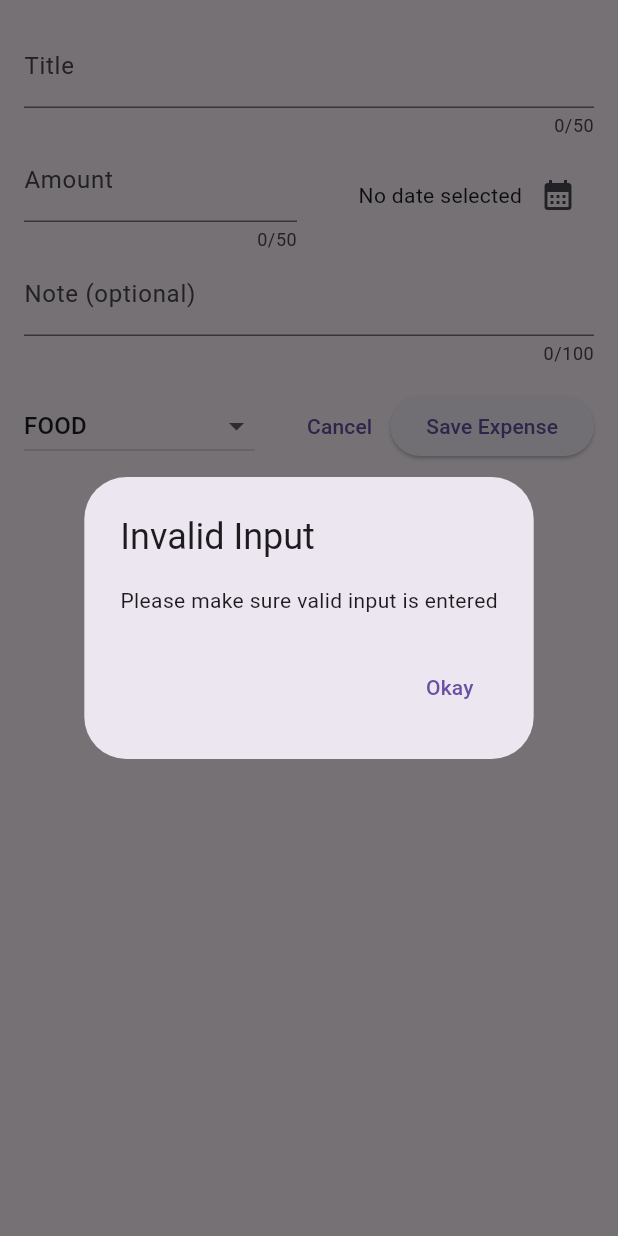
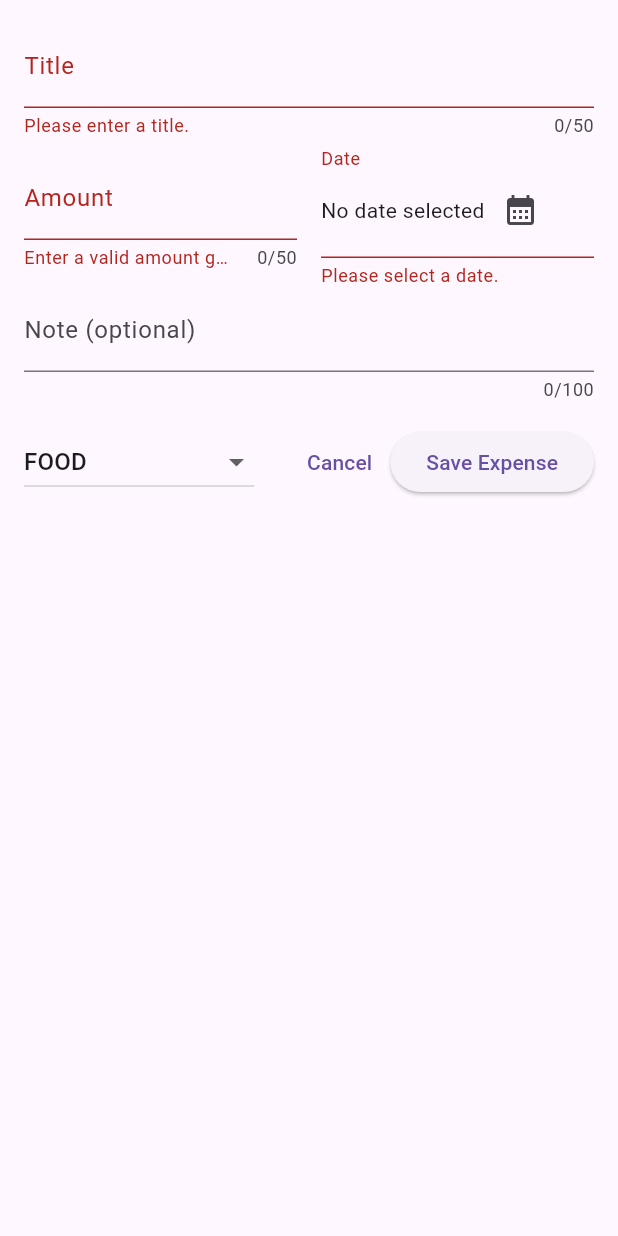
Before and after one commit to cansatir/cs310-project, a Flutter app: the NewExpense widget shown alone on an empty page, opened directly with empty values, after a tap on "Save Expense", on a phone screen of 412 x 824 dp. Run offline on Flutter 3.47's test engine with Material 3 defaults, Android fonts, the phone set to English and light mode, and no system bars; our stand-ins replace shared_preferences; accounts and stored records are empty.

Commit message:
feat: add inline expense form validation

```diff
--- a/lib/widgets/new_expense.dart
+++ b/lib/widgets/new_expense.dart
@@ -12,6 +12,8 @@ class NewExpense extends StatefulWidget {
 }
 
 class _NewExpenseState extends State<NewExpense> {
+  final _formKey = GlobalKey<FormState>();
+  final _dateFieldKey = GlobalKey<FormFieldState<DateTime>>();
   late final TextEditingController _titleController;
   late final TextEditingController _amountController;
   late final TextEditingController _noteController;
@@ -40,33 +42,16 @@ class _NewExpenseState extends State<NewExpense> {
       firstDate: DateTime(now.year - 5, now.month, now.day),
       lastDate: now,
     );
-    if (pickedDate == null) return; // user cancelled: keep the old date
+    if (!mounted || pickedDate == null) return;
     setState(() {
       _selectedDate = pickedDate;
+      _dateFieldKey.currentState?.didChange(pickedDate);
     });
   }
 
   void _submitExpenseData() {
-    final enteredAmount = double.tryParse(_amountController.text);
-    final amountIsInvalid = enteredAmount == null || enteredAmount <= 0;
-    if (_titleController.text.trim().isEmpty ||
-        amountIsInvalid ||
-        _selectedDate == null) {
-      showDialog(
-        context: context,
-        builder: (ctx) => AlertDialog(
-          title: const Text('Invalid Input'),
-          content: const Text('Please make sure valid input is entered'),
-          actions: [
-            TextButton(
-              onPressed: () => Navigator.pop(ctx),
-              child: const Text('Okay'),
-            ),
-          ],
-        ),
-      );
-      return;
-    }
+    if (!_formKey.currentState!.validate()) return;
+    final enteredAmount = double.parse(_amountController.text.trim());
 
     final note = _noteController.text.trim();
 
@@ -101,11 +86,17 @@ class _NewExpenseState extends State<NewExpense> {
         child: SingleChildScrollView(
           child: Padding(
             padding: EdgeInsets.fromLTRB(16, 16, 16, 16 + keyboardSpace),
+            child: Form(
+              key: _formKey,
+              autovalidateMode: AutovalidateMode.onUserInteraction,
               child: Column(
                 mainAxisSize: MainAxisSize.min,
                 children: [
-                TextField(
+                  TextFormField(
                     controller: _titleController,
+                    validator: (value) => value == null || value.trim().isEmpty
+                        ? 'Please enter a title.'
+                        : null,
                     keyboardType: TextInputType.text,
                     maxLength: 50,
                     decoration: const InputDecoration(label: Text('Title')),
@@ -113,8 +104,16 @@ class _NewExpenseState extends State<NewExpense> {
                   Row(
                     children: [
                       Expanded(
-                      child: TextField(
+                        child: TextFormField(
                           controller: _amountController,
+                          validator: (value) {
+                            final amount = double.tryParse(value?.trim() ?? '');
+                            return amount == null ||
+                                    !amount.isFinite ||
+                                    amount <= 0
+                                ? 'Enter a valid amount greater than zero.'
+                                : null;
+                          },
                           keyboardType: const TextInputType.numberWithOptions(
                             decimal: true,
                           ),
@@ -127,9 +126,17 @@ class _NewExpenseState extends State<NewExpense> {
                       ),
                       const SizedBox(width: 16),
                       Expanded(
+                        child: FormField<DateTime>(
+                          key: _dateFieldKey,
+                          initialValue: _selectedDate,
+                          validator: (value) =>
+                              value == null ? 'Please select a date.' : null,
+                          builder: (field) => InputDecorator(
+                            decoration: InputDecoration(
+                              labelText: 'Date',
+                              errorText: field.errorText,
+                            ),
                             child: Row(
-                        mainAxisAlignment: MainAxisAlignment.end,
-                        crossAxisAlignment: CrossAxisAlignment.center,
                               children: [
                                 Text(
                                   _selectedDate == null
@@ -137,15 +144,18 @@ class _NewExpenseState extends State<NewExpense> {
                                       : formatter.format(_selectedDate!),
                                 ),
                                 IconButton(
+                                  tooltip: 'Select date',
                                   onPressed: _presentDatePicker,
                                   icon: const Icon(Icons.calendar_month),
                                 ),
                               ],
                             ),
                           ),
+                        ),
+                      ),
                     ],
                   ),
-                TextField(
+                  TextFormField(
                     controller: _noteController,
                     keyboardType: TextInputType.text,
                     maxLength: 100,
@@ -191,6 +201,7 @@ class _NewExpenseState extends State<NewExpense> {
             ),
           ),
         ),
+      ),
     );
   }
 }
```
Lines whose indentation alone changed are shown as unchanged.
